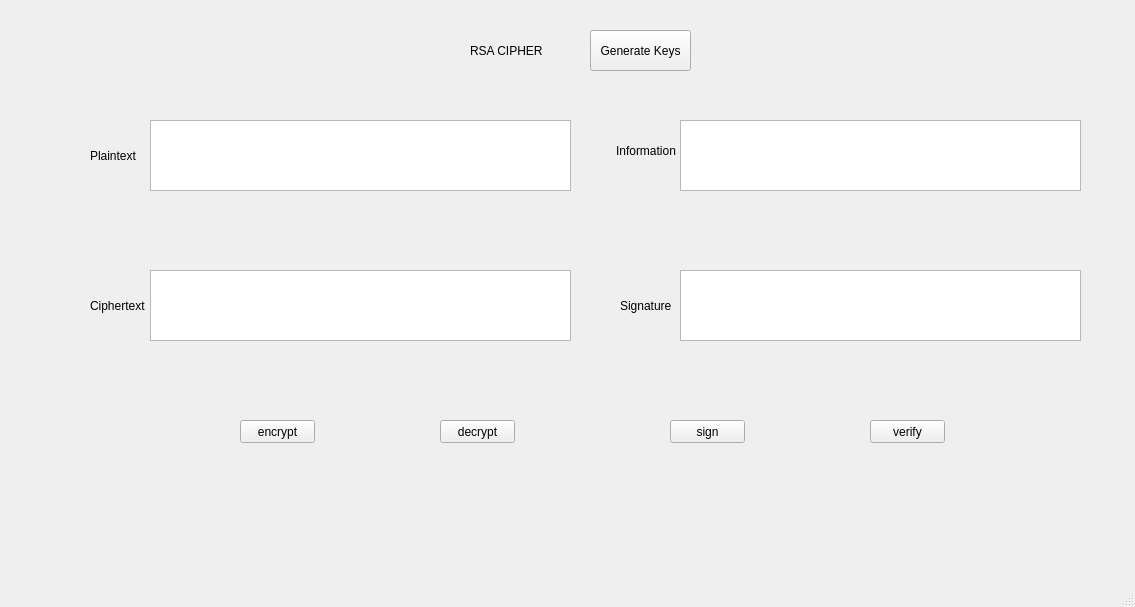
The window that lab3/ui/rsa.ui (AnkLeeT115/LeAnhTai-2280602788) describes before a commit, drawn with Qt 5.
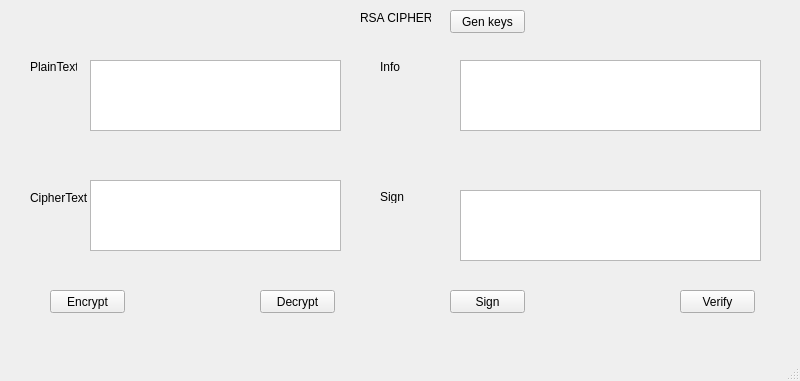
The same window after the commit.

The edit to the form file:
```diff
--- a/lab3/ui/rsa.ui
+++ b/lab3/ui/rsa.ui
@@ -6,8 +6,8 @@
    <rect>
     <x>0</x>
     <y>0</y>
-    <width>1135</width>
-    <height>607</height>
+    <width>800</width>
+    <height>381</height>
    </rect>
   </property>
   <property name="windowTitle">
@@ -17,10 +17,10 @@
    <widget class="QLabel" name="label">
     <property name="geometry">
      <rect>
-      <x>470</x>
-      <y>30</y>
-      <width>101</width>
-      <height>41</height>
+      <x>360</x>
+      <y>10</y>
+      <width>71</width>
+      <height>16</height>
      </rect>
     </property>
     <property name="text">
@@ -30,61 +30,61 @@
    <widget class="QLabel" name="label_2">
     <property name="geometry">
      <rect>
-      <x>90</x>
-      <y>140</y>
-      <width>51</width>
-      <height>31</height>
+      <x>30</x>
+      <y>60</y>
+      <width>47</width>
+      <height>13</height>
      </rect>
     </property>
     <property name="text">
-     <string>Plaintext</string>
+     <string>PlainText</string>
     </property>
    </widget>
    <widget class="QLabel" name="label_3">
     <property name="geometry">
      <rect>
-      <x>90</x>
-      <y>290</y>
-      <width>61</width>
-      <height>31</height>
+      <x>380</x>
+      <y>60</y>
+      <width>47</width>
+      <height>13</height>
      </rect>
     </property>
     <property name="text">
-     <string>Ciphertext</string>
+     <string>Info</string>
     </property>
    </widget>
    <widget class="QLabel" name="label_4">
     <property name="geometry">
      <rect>
-      <x>616</x>
-      <y>135</y>
+      <x>30</x>
+      <y>190</y>
       <width>61</width>
-      <height>31</height>
+      <height>16</height>
      </rect>
     </property>
     <property name="text">
-     <string>Information</string>
+     <string>CipherText</string>
     </property>
    </widget>
    <widget class="QLabel" name="label_5">
     <property name="geometry">
      <rect>
-      <x>620</x>
-      <y>290</y>
-      <width>61</width>
-      <height>31</height>
+      <x>380</x>
+      <y>190</y>
+      <width>47</width>
+      <height>13</height>
      </rect>
     </property>
     <property name="text">
-     <string>Signature</string>
+     <string>Sign</string>
     </property>
    </widget>
    <widget class="QTextEdit" name="txt_plaintext">
     <property name="geometry">
      <rect>
-      <x>150</x>
-      <y>120</y>
-      <width>421</width>
+      <x>90</x>
+      <y>60</y>
+      <width>251</width>
       <height>71</height>
      </rect>
     </property>
@@ -92,9 +92,9 @@
    <widget class="QTextEdit" name="txt_ciphertext">
     <property name="geometry">
      <rect>
-      <x>150</x>
-      <y>270</y>
-      <width>421</width>
+      <x>460</x>
+      <y>60</y>
+      <width>301</width>
       <height>71</height>
      </rect>
     </property>
@@ -102,9 +102,9 @@
    <widget class="QTextEdit" name="txt_information">
     <property name="geometry">
      <rect>
-      <x>680</x>
-      <y>120</y>
-      <width>401</width>
+      <x>90</x>
+      <y>180</y>
+      <width>251</width>
       <height>71</height>
      </rect>
     </property>
@@ -112,9 +112,9 @@
    <widget class="QTextEdit" name="txt_signture">
     <property name="geometry">
      <rect>
-      <x>680</x>
-      <y>270</y>
-      <width>401</width>
+      <x>460</x>
+      <y>190</y>
+      <width>301</width>
       <height>71</height>
      </rect>
     </property>
@@ -122,66 +122,66 @@
    <widget class="QPushButton" name="btn_encrypt">
     <property name="geometry">
      <rect>
-      <x>240</x>
-      <y>420</y>
+      <x>450</x>
+      <y>10</y>
       <width>75</width>
       <height>23</height>
      </rect>
     </property>
     <property name="text">
-     <string>encrypt</string>
+     <string>Gen keys</string>
     </property>
    </widget>
    <widget class="QPushButton" name="btn_decrypt">
     <property name="geometry">
      <rect>
-      <x>440</x>
-      <y>420</y>
+      <x>50</x>
+      <y>290</y>
       <width>75</width>
       <height>23</height>
      </rect>
     </property>
     <property name="text">
-     <string>decrypt</string>
+     <string>Encrypt</string>
     </property>
    </widget>
    <widget class="QPushButton" name="btn_generatekey">
     <property name="geometry">
      <rect>
-      <x>590</x>
-      <y>30</y>
-      <width>101</width>
-      <height>41</height>
+      <x>260</x>
+      <y>290</y>
+      <width>75</width>
+      <height>23</height>
      </rect>
     </property>
     <property name="text">
-     <string>Generate Keys</string>
+     <string>Decrypt</string>
     </property>
    </widget>
    <widget class="QPushButton" name="btn_sign">
     <property name="geometry">
      <rect>
-      <x>670</x>
-      <y>420</y>
+      <x>450</x>
+      <y>290</y>
       <width>75</width>
       <height>23</height>
      </rect>
     </property>
     <property name="text">
-     <string>sign</string>
+     <string>Sign</string>
     </property>
    </widget>
    <widget class="QPushButton" name="btn_verify">
     <property name="geometry">
      <rect>
-      <x>870</x>
-      <y>420</y>
+      <x>680</x>
+      <y>290</y>
       <width>75</width>
       <height>23</height>
      </rect>
     </property>
     <property name="text">
-     <string>verify</string>
+     <string>Verify</string>
     </property>
    </widget>
   </widget>
```
Left out of the diff: 16 changed lines with no effect on the pictures.
